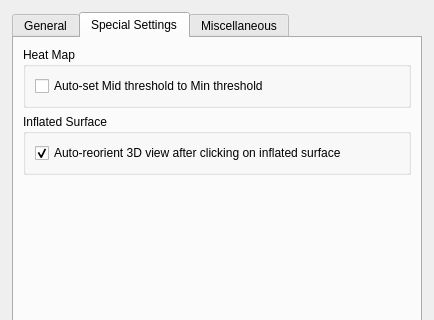
freesurfer/freesurfer, file freeview/DialogPreferences.ui: the form before one commit; both pictures show x 0 to 434 and y 0 to 320 of the 434 by 502 pixel window.
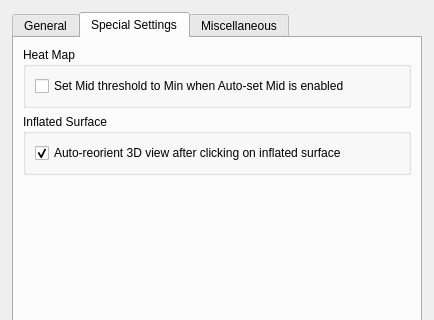
The form after the commit. The open tabs and pages were chosen to show the change. Custom widgets are drawn as their Qt base class.

Commit message: Update display as soon as set mid to min setting is changed

The edit to the form file:
```diff
--- a/freeview/DialogPreferences.ui
+++ b/freeview/DialogPreferences.ui
@@ -486,7 +486,7 @@
           <item>
            <widget class="QCheckBox" name="checkBoxAutoMidToMin">
             <property name="text">
-             <string>Auto-set Mid threshold to Min threshold</string>
+             <string>Set Mid threshold to Min when Auto-set Mid is enabled</string>
             </property>
             <property name="checked">
              <bool>false</bool>
```
The commit also changes 1 other file.
